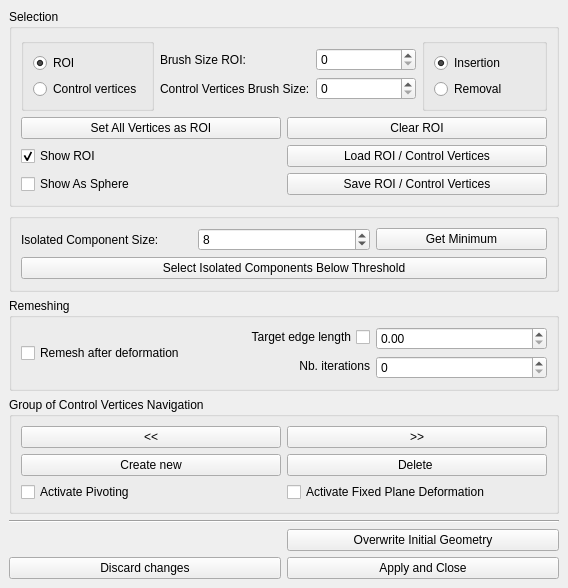
The window that Polyhedron/demo/Polyhedron/Plugins/Surface_modeling/Deform_mesh.ui (maxGimeno/cgal) describes before a commit, drawn with Qt 5.
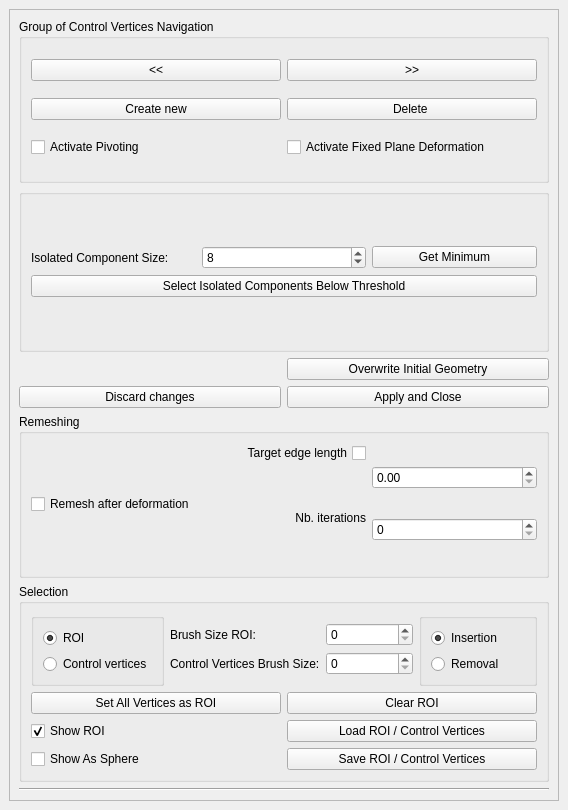
The same window after the commit.

```diff
--- a/Polyhedron/demo/Polyhedron/Plugins/Surface_modeling/Deform_mesh.ui
+++ b/Polyhedron/demo/Polyhedron/Plugins/Surface_modeling/Deform_mesh.ui
@@ -7,7 +7,7 @@
     <x>0</x>
     <y>0</y>
     <width>568</width>
-    <height>588</height>
+    <height>810</height>
    </rect>
   </property>
   <property name="windowTitle">
@@ -16,6 +16,260 @@
   <widget class="QWidget" name="dockWidgetContents">
    <layout class="QVBoxLayout" name="verticalLayout">
     <item>
+     <widget class="QScrollArea" name="scrollArea">
+      <property name="widgetResizable">
+       <bool>true</bool>
+      </property>
+      <widget class="QWidget" name="scrollAreaWidgetContents">
+       <property name="geometry">
+        <rect>
+         <x>-1</x>
+         <y>0</y>
+         <width>549</width>
+         <height>757</height>
+        </rect>
+       </property>
+       <layout class="QVBoxLayout" name="verticalLayout_11">
+        <item>
+         <layout class="QVBoxLayout" name="verticalLayout_9">
+          <item>
+           <widget class="QGroupBox" name="CtrlVertGroupNavigationGroupBox">
+            <property name="title">
+             <string>Group of Control Vertices Navigation</string>
+            </property>
+            <layout class="QVBoxLayout" name="verticalLayout_3">
+             <item>
+              <layout class="QHBoxLayout" name="horizontalLayout">
+               <item>
+                <widget class="QPushButton" name="PrevCtrlVertPushButton">
+                 <property name="sizePolicy">
+                  <sizepolicy hsizetype="Minimum" vsizetype="Fixed">
+                   <horstretch>0</horstretch>
+                   <verstretch>0</verstretch>
+                  </sizepolicy>
+                 </property>
+                 <property name="text">
+                  <string>&lt;&lt;</string>
+                 </property>
+                </widget>
+               </item>
+               <item>
+                <widget class="QPushButton" name="NextCtrlVertPushButton">
+                 <property name="text">
+                  <string>&gt;&gt;</string>
+                 </property>
+                </widget>
+               </item>
+              </layout>
+             </item>
+             <item>
+              <layout class="QHBoxLayout" name="horizontalLayout_2">
+               <item>
+                <widget class="QPushButton" name="AddCtrlVertPushButton">
+                 <property name="text">
+                  <string>Create new</string>
+                 </property>
+                </widget>
+               </item>
+               <item>
+                <widget class="QPushButton" name="DeleteCtrlVertPushButton">
+                 <property name="text">
+                  <string>Delete </string>
+                 </property>
+                </widget>
+               </item>
+              </layout>
+             </item>
+             <item>
+              <layout class="QHBoxLayout" name="horizontalLayout_11">
+               <item>
+                <widget class="QCheckBox" name="ActivatePivotingCheckBox">
+                 <property name="text">
+                  <string>Activate Pivoting </string>
+                 </property>
+                </widget>
+               </item>
+               <item>
+                <widget class="QCheckBox" name="ActivateFixedPlaneCheckBox">
+                 <property name="text">
+                  <string>Activate Fixed Plane Deformation</string>
+                 </property>
+                </widget>
+               </item>
+              </layout>
+             </item>
+            </layout>
+           </widget>
+          </item>
+          <item>
+           <widget class="QGroupBox" name="groupBox">
+            <property name="title">
+             <string/>
+            </property>
+            <layout class="QVBoxLayout" name="verticalLayout_8">
+             <item>
+              <layout class="QVBoxLayout" name="verticalLayout_4">
+               <item>
+                <layout class="QHBoxLayout" name="horizontalLayout_8">
+                 <item>
+                  <widget class="QLabel" name="label_3">
+                   <property name="text">
+                    <string>Isolated Component Size:</string>
+                   </property>
+                  </widget>
+                 </item>
+                 <item>
+                  <widget class="QSpinBox" name="Threshold_size_spin_box">
+                   <property name="maximum">
+                    <number>999999999</number>
+                   </property>
+                   <property name="value">
+                    <number>8</number>
+                   </property>
+                  </widget>
+                 </item>
+                 <item>
+                  <widget class="QPushButton" name="Get_minimum_button">
+                   <property name="text">
+                    <string>Get Minimum</string>
+                   </property>
+                  </widget>
+                 </item>
+                </layout>
+               </item>
+               <item>
+                <widget class="QPushButton" name="Select_isolated_components_button">
+                 <property name="text">
+                  <string>Select Isolated Components Below Threshold</string>
+                 </property>
+                </widget>
+               </item>
+              </layout>
+             </item>
+            </layout>
+           </widget>
+          </item>
+          <item>
+           <layout class="QHBoxLayout" name="ApplyAndCloseLayout">
+            <item>
+             <layout class="QVBoxLayout" name="verticalLayout_10">
+              <item>
+               <layout class="QGridLayout" name="gridLayout_3">
+                <item row="2" column="0">
+                 <widget class="QPushButton" name="DiscardChangesPushButton">
+                  <property name="toolTip">
+                   <string>Reset mesh to last version saved by &quot;Overwrite Initial Geometry&quot;. Not available when Remeshing is ON.</string>
+                  </property>
+                  <property name="text">
+                   <string>Discard changes</string>
+                  </property>
+                 </widget>
+                </item>
+                <item row="1" column="1">
+                 <widget class="QPushButton" name="OverwritePushButton">
+                  <property name="sizePolicy">
+                   <sizepolicy hsizetype="Minimum" vsizetype="Fixed">
+                    <horstretch>0</horstretch>
+                    <verstretch>0</verstretch>
+                   </sizepolicy>
+                  </property>
+                  <property name="text">
+                   <string>Overwrite Initial Geometry</string>
+                  </property>
+                 </widget>
+                </item>
+                <item row="2" column="1">
+                 <widget class="QPushButton" name="ApplyAndClosePushButton">
+                  <property name="sizePolicy">
+                   <sizepolicy hsizetype="Minimum" vsizetype="Fixed">
+                    <horstretch>0</horstretch>
+                    <verstretch>0</verstretch>
+                   </sizepolicy>
+                  </property>
+                  <property name="text">
+                   <string>Apply and Close</string>
+                  </property>
+                 </widget>
+                </item>
+               </layout>
+              </item>
+             </layout>
+            </item>
+           </layout>
+          </item>
+          <item>
+           <widget class="QGroupBox" name="remeshing_groupBox">
+            <property name="contextMenuPolicy">
+             <enum>Qt::DefaultContextMenu</enum>
+            </property>
+            <property name="title">
+             <string>Remeshing</string>
+            </property>
+            <property name="flat">
+             <bool>false</bool>
+            </property>
+            <layout class="QHBoxLayout" name="horizontalLayout_10">
+             <item>
+              <layout class="QHBoxLayout" name="horizontalLayout_9" stretch="0,0,0">
+               <item>
+                <widget class="QCheckBox" name="RemeshingCheckBox">
+                 <property name="toolTip">
+                  <string>Warning : after remeshing all ROI and control vertices will be unselected. &quot;Discard changes&quot; will be unavailable.</string>
+                 </property>
+                 <property name="layoutDirection">
+                  <enum>Qt::LeftToRight</enum>
+                 </property>
+                 <property name="text">
+                  <string>Remesh after deformation</string>
+                 </property>
+                </widget>
+               </item>
+               <item>
+                <layout class="QVBoxLayout" name="verticalLayout_6">
+                 <item>
+                  <widget class="QCheckBox" name="remeshingEdgeLengthInput_checkBox">
+                   <property name="toolTip">
+                    <string>If unchecked, automatic value is used (the average edge length at ROI boundary)</string>
+                   </property>
+                   <property name="layoutDirection">
+                    <enum>Qt::RightToLeft</enum>
+                   </property>
+                   <property name="text">
+                    <string>Target edge length</string>
+                   </property>
+                  </widget>
+                 </item>
+                 <item>
+                  <widget class="QLabel" name="label_4">
+                   <property name="layoutDirection">
+                    <enum>Qt::RightToLeft</enum>
+                   </property>
+                   <property name="text">
+                    <string>Nb. iterations</string>
+                   </property>
+                   <property name="alignment">
+                    <set>Qt::AlignRight|Qt::AlignTrailing|Qt::AlignVCenter</set>
+                   </property>
+                  </widget>
+                 </item>
+                </layout>
+               </item>
+               <item>
+                <layout class="QVBoxLayout" name="verticalLayout_7">
+                 <item>
+                  <widget class="QDoubleSpinBox" name="remeshing_edge_length_spinbox"/>
+                 </item>
+                 <item>
+                  <widget class="QSpinBox" name="remeshing_iterations_spinbox"/>
+                 </item>
+                </layout>
+               </item>
+              </layout>
+             </item>
+            </layout>
+           </widget>
+          </item>
+          <item>
      <widget class="QGroupBox" name="SelectionGroupBox">
       <property name="title">
        <string>Selection</string>
@@ -171,195 +425,6 @@
       </layout>
      </widget>
     </item>
-    <item>
-     <widget class="QGroupBox" name="groupBox">
-      <property name="title">
-       <string/>
-      </property>
-      <layout class="QVBoxLayout" name="verticalLayout_8">
-       <item>
-        <layout class="QVBoxLayout" name="verticalLayout_4">
-         <item>
-          <layout class="QHBoxLayout" name="horizontalLayout_8">
-           <item>
-            <widget class="QLabel" name="label_3">
-             <property name="text">
-              <string>Isolated Component Size:</string>
-             </property>
-            </widget>
-           </item>
-           <item>
-            <widget class="QSpinBox" name="Threshold_size_spin_box">
-             <property name="maximum">
-              <number>999999999</number>
-             </property>
-             <property name="value">
-              <number>8</number>
-             </property>
-            </widget>
-           </item>
-           <item>
-            <widget class="QPushButton" name="Get_minimum_button">
-             <property name="text">
-              <string>Get Minimum</string>
-             </property>
-            </widget>
-           </item>
-          </layout>
-         </item>
-         <item>
-          <widget class="QPushButton" name="Select_isolated_components_button">
-           <property name="text">
-            <string>Select Isolated Components Below Threshold</string>
-           </property>
-          </widget>
-         </item>
-        </layout>
-       </item>
-      </layout>
-     </widget>
-    </item>
-    <item>
-     <widget class="QGroupBox" name="remeshing_groupBox">
-      <property name="contextMenuPolicy">
-       <enum>Qt::DefaultContextMenu</enum>
-      </property>
-      <property name="title">
-       <string>Remeshing</string>
-      </property>
-      <property name="flat">
-       <bool>false</bool>
-      </property>
-      <layout class="QHBoxLayout" name="horizontalLayout_10">
-       <item>
-        <layout class="QHBoxLayout" name="horizontalLayout_9" stretch="0,0,0">
-         <item>
-          <widget class="QCheckBox" name="RemeshingCheckBox">
-           <property name="toolTip">
-            <string>Warning : after remeshing all ROI and control vertices will be unselected. &quot;Discard changes&quot; will be unavailable.</string>
-           </property>
-           <property name="layoutDirection">
-            <enum>Qt::LeftToRight</enum>
-           </property>
-           <property name="text">
-            <string>Remesh after deformation</string>
-           </property>
-          </widget>
-         </item>
-         <item>
-          <layout class="QVBoxLayout" name="verticalLayout_6">
-           <item>
-            <widget class="QCheckBox" name="remeshingEdgeLengthInput_checkBox">
-             <property name="toolTip">
-              <string>If unchecked, automatic value is used (the average edge length at ROI boundary)</string>
-             </property>
-             <property name="layoutDirection">
-              <enum>Qt::RightToLeft</enum>
-             </property>
-             <property name="text">
-              <string>Target edge length</string>
-             </property>
-            </widget>
-           </item>
-           <item>
-            <widget class="QLabel" name="label_4">
-             <property name="layoutDirection">
-              <enum>Qt::RightToLeft</enum>
-             </property>
-             <property name="text">
-              <string>Nb. iterations</string>
-             </property>
-             <property name="alignment">
-              <set>Qt::AlignRight|Qt::AlignTrailing|Qt::AlignVCenter</set>
-             </property>
-            </widget>
-           </item>
-          </layout>
-         </item>
-         <item>
-          <layout class="QVBoxLayout" name="verticalLayout_7">
-           <item>
-            <widget class="QDoubleSpinBox" name="remeshing_edge_length_spinbox"/>
-           </item>
-           <item>
-            <widget class="QSpinBox" name="remeshing_iterations_spinbox"/>
-           </item>
-          </layout>
-         </item>
-        </layout>
-       </item>
-      </layout>
-     </widget>
-    </item>
-    <item>
-     <widget class="QGroupBox" name="CtrlVertGroupNavigationGroupBox">
-      <property name="title">
-       <string>Group of Control Vertices Navigation</string>
-      </property>
-      <layout class="QVBoxLayout" name="verticalLayout_3">
-       <item>
-        <layout class="QHBoxLayout" name="horizontalLayout">
-         <item>
-          <widget class="QPushButton" name="PrevCtrlVertPushButton">
-           <property name="sizePolicy">
-            <sizepolicy hsizetype="Minimum" vsizetype="Fixed">
-             <horstretch>0</horstretch>
-             <verstretch>0</verstretch>
-            </sizepolicy>
-           </property>
-           <property name="text">
-            <string>&lt;&lt;</string>
-           </property>
-          </widget>
-         </item>
-         <item>
-          <widget class="QPushButton" name="NextCtrlVertPushButton">
-           <property name="text">
-            <string>&gt;&gt;</string>
-           </property>
-          </widget>
-         </item>
-        </layout>
-       </item>
-       <item>
-        <layout class="QHBoxLayout" name="horizontalLayout_2">
-         <item>
-          <widget class="QPushButton" name="AddCtrlVertPushButton">
-           <property name="text">
-            <string>Create new</string>
-           </property>
-          </widget>
-         </item>
-         <item>
-          <widget class="QPushButton" name="DeleteCtrlVertPushButton">
-           <property name="text">
-            <string>Delete </string>
-           </property>
-          </widget>
-         </item>
-        </layout>
-       </item>
-       <item>
-        <layout class="QHBoxLayout" name="horizontalLayout_11">
-         <item>
-          <widget class="QCheckBox" name="ActivatePivotingCheckBox">
-           <property name="text">
-            <string>Activate Pivoting </string>
-           </property>
-          </widget>
-         </item>
-         <item>
-          <widget class="QCheckBox" name="ActivateFixedPlaneCheckBox">
-           <property name="text">
-            <string>Activate Fixed Plane Deformation</string>
-           </property>
-          </widget>
-         </item>
-        </layout>
-       </item>
-      </layout>
-     </widget>
-    </item>
     <item>
      <widget class="Line" name="line">
       <property name="orientation">
@@ -367,53 +432,11 @@
       </property>
      </widget>
     </item>
-    <item>
-     <layout class="QHBoxLayout" name="ApplyAndCloseLayout">
-      <item>
-       <layout class="QVBoxLayout" name="verticalLayout_10">
-        <item>
-         <layout class="QGridLayout" name="gridLayout_3">
-          <item row="2" column="0">
-           <widget class="QPushButton" name="DiscardChangesPushButton">
-            <property name="toolTip">
-             <string>Reset mesh to last version saved by &quot;Overwrite Initial Geometry&quot;. Not available when Remeshing is ON.</string>
-            </property>
-            <property name="text">
-             <string>Discard changes</string>
-            </property>
-           </widget>
-          </item>
-          <item row="1" column="1">
-           <widget class="QPushButton" name="OverwritePushButton">
-            <property name="sizePolicy">
-             <sizepolicy hsizetype="Minimum" vsizetype="Fixed">
-              <horstretch>0</horstretch>
-              <verstretch>0</verstretch>
-             </sizepolicy>
-            </property>
-            <property name="text">
-             <string>Overwrite Initial Geometry</string>
-            </property>
-           </widget>
-          </item>
-          <item row="2" column="1">
-           <widget class="QPushButton" name="ApplyAndClosePushButton">
-            <property name="sizePolicy">
-             <sizepolicy hsizetype="Minimum" vsizetype="Fixed">
-              <horstretch>0</horstretch>
-              <verstretch>0</verstretch>
-             </sizepolicy>
-            </property>
-            <property name="text">
-             <string>Apply and Close</string>
-            </property>
-           </widget>
-          </item>
          </layout>
         </item>
        </layout>
-      </item>
-     </layout>
+      </widget>
+     </widget>
     </item>
    </layout>
   </widget>
```
Lines whose indentation alone changed are shown as unchanged.
